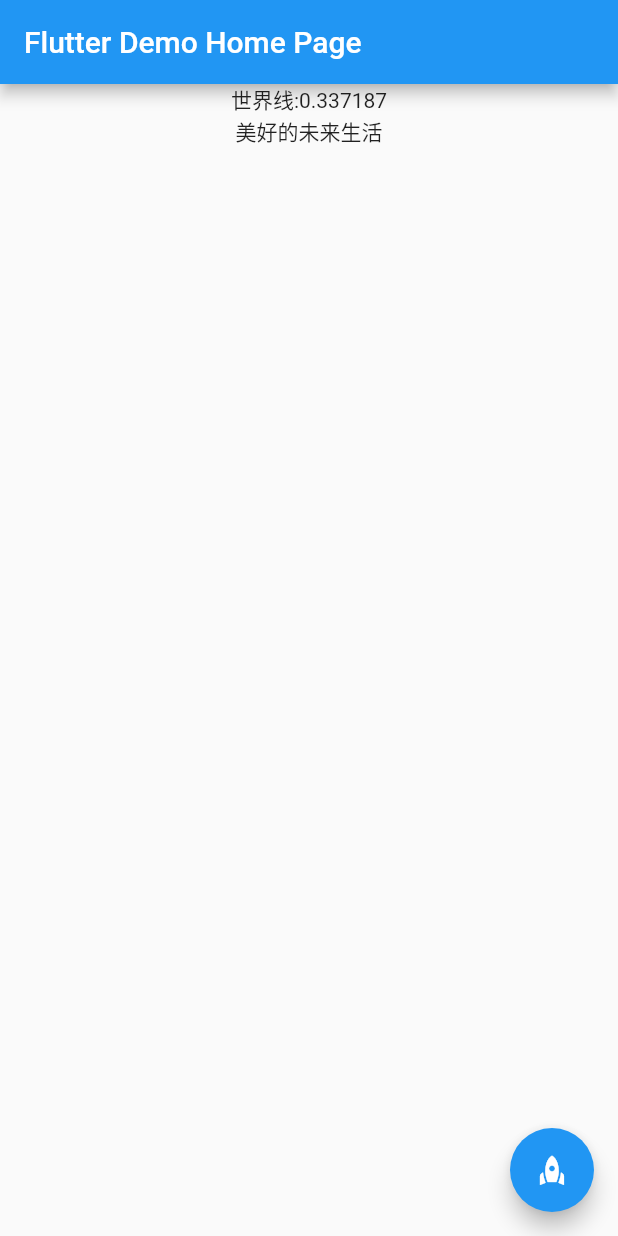
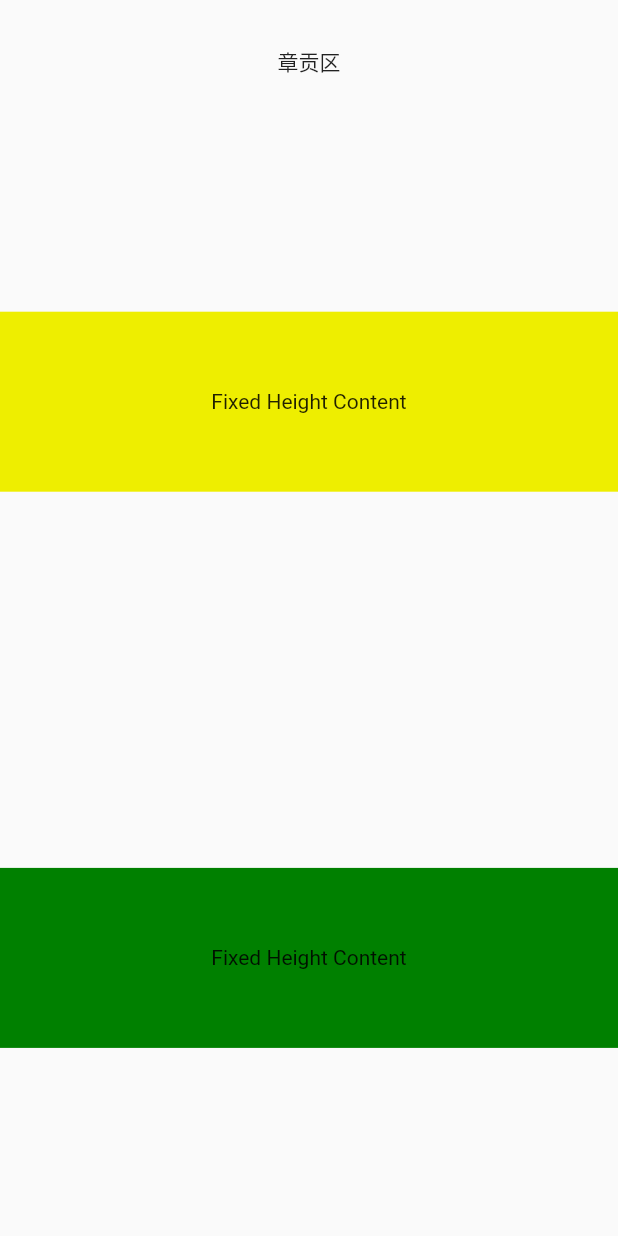
Before and after one commit to phcbest/flutter_weather, a Flutter app: the screen it shows after launch, on a phone screen of 412 x 824 dp. Run offline on Flutter 3.47's test engine with Material 2 defaults, Android fonts, the phone set to English and light mode, and no system bars; our stand-ins replace dio, flutter_riverpod.

Commit message:
初始化

```diff
--- a/lib/main.dart
+++ b/lib/main.dart
@@ -1,8 +1,6 @@
-import 'dart:ffi';
-import 'dart:math';
-
 import 'package:flutter/material.dart';
 import 'package:flutter_riverpod/flutter_riverpod.dart';
+import 'package:flutter_weather/view/WeatherView.dart';
 
 void main() {
   runApp(const ProviderScope(child: MyApp()));
@@ -15,123 +13,38 @@ class MyApp extends StatelessWidget {
   Widget build(BuildContext context) {
     return MaterialApp(
       title: 'Flutter Demo',
+      debugShowCheckedModeBanner: false,
       theme: ThemeData(
-        primarySwatch: Colors.blue,
+        primarySwatch: Colors.red,
       ),
-      home: const MyHomePage(title: 'Flutter Demo Home Page'),
+      home: const MyHomePage(),
     );
   }
-
-// @override
-// Widget build(BuildContext context) {
-//   return MaterialApp(
-//     title: 'Flutter Demo',
-//     theme: ThemeData(
-//       primarySwatch: Colors.blue,
-//     ),
-//     home: const MyHomePage(title: 'Flutter Demo Home Page'),
-//   );
-// }
 }
 
+final testProvider = StateProvider<String>((ref) => "世界线:0.337187");
+
 class MyHomePage extends ConsumerWidget {
-  const MyHomePage({Key? key, required this.title}) : super(key: key);
-  final String title;
+  const MyHomePage({Key? key}) : super(key: key);
 
   @override
   Widget build(BuildContext context, WidgetRef ref) {
     return Scaffold(
-      appBar: AppBar(
-        title: Text(title),
-      ),
       body: ConstrainedBox(
         constraints: const BoxConstraints(minWidth: double.infinity),
         child: Column(
           crossAxisAlignment: CrossAxisAlignment.center,
-          children: [
-            Consumer(
-              builder: (context, ref, _) {
-                var state = ref.watch(testProvider.state).state;
-                return Text(state);
-              },
-            ),
-            Text("美好的未来生活"),
+          //这里需要填装头部地理位置bar和剩下的可滑动布局
+          children: const [
+            Expanded(
+                flex: 1,
+                child: Center(
+                  child: Text("章贡区"),
+                )),
+            Expanded(flex: 9, child: WeatherView())
           ],
         ),
       ),
-      floatingActionButton: FloatingActionButton(
-        onPressed: () {
-          ref.read(testProvider.state).state =
-              "世界线:0.${100000 + Random().nextInt(899999)}";
-        },
-        child: const Icon(Icons.rocket),
-      ),
     );
   }
-
-//
-// @override
-// State<MyHomePage> createState() => _MyHomePageState();
 }
-
-final testProvider = StateProvider<String>((ref) => "世界线:0.337187");
-
-// class _MyHomePageState extends State<MyHomePage> {
-//   int _counter = 0;
-//
-//   void _incrementCounter() {
-//     //修改状态
-//     // setState(() {
-//     //   _counter++;
-//     // });
-//
-//     //直接进行route跳转
-//     // Navigator.push(context, MaterialPageRoute(builder: (context) {
-//     //   return NewRoute();
-//     // }));
-//   }
-//
-//   @override
-//   Widget build(BuildContext context) {
-//     return Consumer(builder: (context, ref, _) {
-//       final text = ref
-//           .watch(helloWorldProvider.state)
-//           .state;
-//       return Scaffold(
-//         appBar: AppBar(
-//           title: Text(widget.title),
-//         ),
-//         body: Center(
-//           child: Consumer(
-//             builder: (context, ref, _) {
-//               return Column(
-//                 mainAxisAlignment: MainAxisAlignment.center,
-//                 children: <Widget>[
-//                   const Text(
-//                     'You have pushed the button this many times:',
-//                   ),
-//                   Text(
-//                     text,
-//                     style: Theme
-//                         .of(context)
-//                         .textTheme
-//                         .headline4,
-//                   ),
-//                 ],
-//               );
-//             },
-//           ),
-//         ),
-//         floatingActionButton: FloatingActionButton(
-//           //直接read 后修改
-//           onPressed: () =>
-//           {ref
-//               .read(helloWorldProvider.state)
-//               .state == "100"},
-//           tooltip: 'Increment',
-//           child: const Icon(Icons.add),
-//         ),
-//       );
-//     });
-//   }
-// }
--- /dev/null
+++ b/lib/view/WeatherView.dart
@@ -0,0 +1,43 @@
+import 'package:flutter/material.dart';
+
+class WeatherView extends StatelessWidget {
+  const WeatherView({Key? key}) : super(key: key);
+
+  @override
+  Widget build(BuildContext context) {
+    return DefaultTextStyle(
+      style: Theme.of(context).textTheme.bodyText2!,
+      child: LayoutBuilder(
+        builder: (BuildContext context, BoxConstraints viewportConstraints) {
+          return SingleChildScrollView(
+            child: ConstrainedBox(
+              constraints: BoxConstraints(
+                minHeight: viewportConstraints.maxHeight,
+              ),
+              child: Column(
+                mainAxisSize: MainAxisSize.min,
+                mainAxisAlignment: MainAxisAlignment.spaceAround,
+                children: <Widget>[
+                  Container(
+                    // A fixed-height child.
+                    color: const Color(0xffeeee00), // Yellow
+                    height: 120.0,
+                    alignment: Alignment.center,
+                    child: const Text('Fixed Height Content'),
+                  ),
+                  Container(
+                    // Another fixed-height child.
+                    color: const Color(0xff008000), // Green
+                    height: 120.0,
+                    alignment: Alignment.center,
+                    child: const Text('Fixed Height Content'),
+                  ),
+                ],
+              ),
+            ),
+          );
+        },
+      ),
+    );
+  }
+}
```
Also changed, not shown: lib/utils/DioUtils.dart (added, +97 -0 lines).
